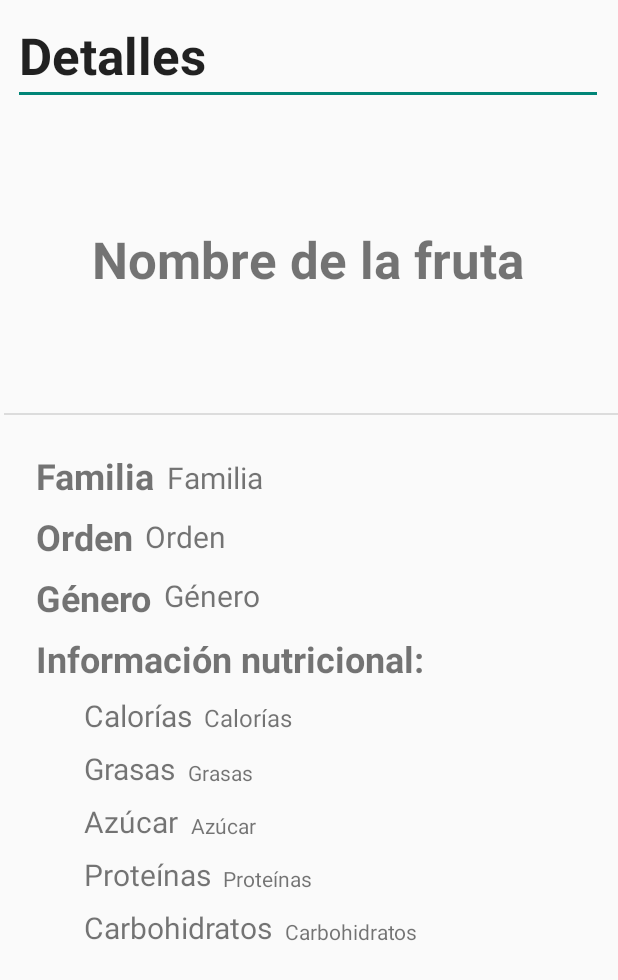
After one commit to AdrianUEx/Fruticion2.0, an Android app: the DetailActivity screen opened directly, with no data from a screen before it, on a phone screen of 412 x 824 dp. The commit adds this screen. Shown: the top 980 px of the screen. Run offline under Robolectric (Android 15) with nearby library versions, the phone set to English and light mode, and no system bars.

Commit message:
Adicion de pantalla details

```diff
--- /dev/null
+++ b/app/src/main/java/com/example/fruticion/Activity/DetailActivity.kt
@@ -0,0 +1,12 @@
+package com.example.fruticion.Activity
+
+import androidx.appcompat.app.AppCompatActivity
+import android.os.Bundle
+import com.example.fruticion.R
+
+class DetailActivity : AppCompatActivity() {
+    override fun onCreate(savedInstanceState: Bundle?) {
+        super.onCreate(savedInstanceState)
+        setContentView(R.layout.activity_detail)
+    }
+}
--- /dev/null
+++ b/app/src/main/res/layout/activity_detail.xml
@@ -0,0 +1,235 @@
+<?xml version="1.0" encoding="utf-8"?>
+<androidx.constraintlayout.widget.ConstraintLayout xmlns:android="http://schemas.android.com/apk/res/android"
+    xmlns:app="http://schemas.android.com/apk/res-auto"
+    xmlns:tools="http://schemas.android.com/tools"
+    android:layout_width="match_parent"
+    android:layout_height="match_parent"
+    tools:context=".Activity.DetailActivity">
+
+    <EditText
+        android:id="@+id/title_profile"
+        android:layout_width="wrap_content"
+        android:layout_height="wrap_content"
+        android:layout_marginTop="4dp"
+        android:ems="10"
+        android:inputType="text"
+        android:text="@string/title_detail"
+        android:textSize="34sp"
+        android:textStyle="bold"
+        app:layout_constraintEnd_toEndOf="parent"
+        app:layout_constraintHorizontal_bias="0.454"
+        app:layout_constraintStart_toStartOf="parent"
+        app:layout_constraintTop_toTopOf="parent" />
+
+    <TextView
+        android:id="@+id/text_detail_name"
+        android:layout_width="wrap_content"
+        android:layout_height="wrap_content"
+        android:layout_marginTop="80dp"
+        android:text="@string/text_detail_name"
+        android:textSize="34sp"
+        android:textStyle="bold"
+        app:layout_constraintEnd_toEndOf="parent"
+        app:layout_constraintHorizontal_bias="0.497"
+        app:layout_constraintStart_toStartOf="parent"
+        app:layout_constraintTop_toBottomOf="@+id/title_profile" />
+
+    <View
+        android:id="@+id/divider"
+        android:layout_width="409dp"
+        android:layout_height="1dp"
+        android:layout_marginTop="80dp"
+        android:background="?android:attr/listDivider"
+        app:layout_constraintEnd_toEndOf="parent"
+        app:layout_constraintHorizontal_bias="1.0"
+        app:layout_constraintStart_toStartOf="parent"
+        app:layout_constraintTop_toBottomOf="@+id/text_detail_name" />
+
+    <TextView
+        android:id="@+id/text_detail_family"
+        android:layout_width="wrap_content"
+        android:layout_height="wrap_content"
+        android:layout_marginStart="24dp"
+        android:layout_marginTop="24dp"
+        android:text="@string/text_detail_family"
+        android:textSize="24sp"
+        android:textStyle="bold"
+        app:layout_constraintStart_toStartOf="parent"
+        app:layout_constraintTop_toBottomOf="@+id/divider" />
+
+    <TextView
+        android:id="@+id/text_detail_genus"
+        android:layout_width="wrap_content"
+        android:layout_height="wrap_content"
+        android:layout_marginStart="24dp"
+        android:layout_marginTop="8dp"
+        android:text="@string/text_detail_genus"
+        android:textSize="24sp"
+        android:textStyle="bold"
+        app:layout_constraintStart_toStartOf="parent"
+        app:layout_constraintTop_toBottomOf="@+id/text_detail_order" />
+
+    <TextView
+        android:id="@+id/text_detail_order"
+        android:layout_width="wrap_content"
+        android:layout_height="wrap_content"
+        android:layout_marginStart="24dp"
+        android:layout_marginTop="8dp"
+        android:text="@string/text_detail_order"
+        android:textSize="24sp"
+        android:textStyle="bold"
+        app:layout_constraintStart_toStartOf="parent"
+        app:layout_constraintTop_toBottomOf="@+id/text_detail_family" />
+
+    <TextView
+        android:id="@+id/text_detail_nutritition"
+        android:layout_width="wrap_content"
+        android:layout_height="wrap_content"
+        android:layout_marginStart="24dp"
+        android:layout_marginTop="8dp"
+        android:text="@string/text_detail_nutrition"
+        android:textSize="24sp"
+        android:textStyle="bold"
+        app:layout_constraintStart_toStartOf="parent"
+        app:layout_constraintTop_toBottomOf="@+id/text_detail_genus" />
+
+    <TextView
+        android:id="@+id/text_detail_carbo"
+        android:layout_width="wrap_content"
+        android:layout_height="wrap_content"
+        android:layout_marginStart="56dp"
+        android:layout_marginTop="8dp"
+        android:text="@string/text_detail_carbo"
+        android:textSize="20sp"
+        app:layout_constraintStart_toStartOf="parent"
+        app:layout_constraintTop_toBottomOf="@+id/text_detail_protein" />
+
+    <TextView
+        android:id="@+id/text_detail_calories"
+        android:layout_width="wrap_content"
+        android:layout_height="wrap_content"
+        android:layout_marginStart="56dp"
+        android:layout_marginTop="8dp"
+        android:text="@string/text_detail_calories"
+        android:textSize="20sp"
+        app:layout_constraintStart_toStartOf="parent"
+        app:layout_constraintTop_toBottomOf="@+id/text_detail_nutritition" />
+
+    <TextView
+        android:id="@+id/text_detail_fat"
+        android:layout_width="wrap_content"
+        android:layout_height="wrap_content"
+        android:layout_marginStart="56dp"
+        android:layout_marginTop="8dp"
+        android:text="@string/text_detail_fat"
+        android:textSize="20sp"
+        app:layout_constraintStart_toStartOf="parent"
+        app:layout_constraintTop_toBottomOf="@+id/text_detail_calories" />
+
+    <TextView
+        android:id="@+id/text_detail_sugar"
+        android:layout_width="wrap_content"
+        android:layout_height="wrap_content"
+        android:layout_marginStart="56dp"
+        android:layout_marginTop="8dp"
+        android:text="@string/text_detail_sugar"
+        android:textSize="20sp"
+        app:layout_constraintStart_toStartOf="parent"
+        app:layout_constraintTop_toBottomOf="@+id/text_detail_fat" />
+
+    <TextView
+        android:id="@+id/text_detail_protein"
+        android:layout_width="wrap_content"
+        android:layout_height="wrap_content"
+        android:layout_marginStart="56dp"
+        android:layout_marginTop="8dp"
+        android:text="@string/text_detail_protein"
+        android:textSize="20sp"
+        app:layout_constraintStart_toStartOf="parent"
+        app:layout_constraintTop_toBottomOf="@+id/text_detail_sugar" />
+
+    <TextView
+        android:id="@+id/value_detail_family"
+        android:layout_width="wrap_content"
+        android:layout_height="wrap_content"
+        android:layout_marginStart="8dp"
+        android:layout_marginTop="28dp"
+        android:text="@string/value_detail_family"
+        android:textSize="20sp"
+        app:layout_constraintStart_toEndOf="@+id/text_detail_family"
+        app:layout_constraintTop_toBottomOf="@+id/divider" />
+
+    <TextView
+        android:id="@+id/value_detail_order"
+        android:layout_width="wrap_content"
+        android:layout_height="wrap_content"
+        android:layout_marginStart="8dp"
+        android:layout_marginTop="12dp"
+        android:text="@string/value_detail_order"
+        android:textSize="20sp"
+        app:layout_constraintStart_toEndOf="@+id/text_detail_order"
+        app:layout_constraintTop_toBottomOf="@+id/value_detail_family" />
+
+    <TextView
+        android:id="@+id/value_detail_genus"
+        android:layout_width="wrap_content"
+        android:layout_height="wrap_content"
+        android:layout_marginStart="8dp"
+        android:layout_marginTop="12dp"
+        android:text="@string/value_detail_genus"
+        android:textSize="20sp"
+        app:layout_constraintStart_toEndOf="@+id/text_detail_genus"
+        app:layout_constraintTop_toBottomOf="@+id/value_detail_order" />
+
+    <TextView
+        android:id="@+id/value_detail_calories"
+        android:layout_width="wrap_content"
+        android:layout_height="wrap_content"
+        android:layout_marginStart="8dp"
+        android:layout_marginTop="12dp"
+        android:text="@string/value_detail_calories"
+        android:textSize="16sp"
+        app:layout_constraintStart_toEndOf="@+id/text_detail_calories"
+        app:layout_constraintTop_toBottomOf="@+id/text_detail_nutritition" />
+
+    <TextView
+        android:id="@+id/value_detail_fat"
+        android:layout_width="wrap_content"
+        android:layout_height="wrap_content"
+        android:layout_marginStart="8dp"
+        android:layout_marginTop="16dp"
+        android:text="@string/value_detail_fat"
+        app:layout_constraintStart_toEndOf="@+id/text_detail_fat"
+        app:layout_constraintTop_toBottomOf="@+id/value_detail_calories" />
+
+    <TextView
+        android:id="@+id/value_detail_sugar"
+        android:layout_width="wrap_content"
+        android:layout_height="wrap_content"
+        android:layout_marginStart="8dp"
+        android:layout_marginTop="16dp"
+        android:text="@string/value_detail_sugar"
+        app:layout_constraintStart_toEndOf="@+id/text_detail_sugar"
+        app:layout_constraintTop_toBottomOf="@+id/value_detail_fat" />
+
+    <TextView
+        android:id="@+id/value_detail_protein"
+        android:layout_width="wrap_content"
+        android:layout_height="wrap_content"
+        android:layout_marginStart="8dp"
+        android:layout_marginTop="16dp"
+        android:text="@string/value_detail_protein"
+        app:layout_constraintStart_toEndOf="@+id/text_detail_protein"
+        app:layout_constraintTop_toBottomOf="@+id/value_detail_sugar" />
+
+    <TextView
+        android:id="@+id/value_detail_carbo"
+        android:layout_width="wrap_content"
+        android:layout_height="wrap_content"
+        android:layout_marginStart="8dp"
+        android:layout_marginTop="16dp"
+        android:text="@string/value_detail_carbo"
+        app:layout_constraintStart_toEndOf="@+id/text_detail_carbo"
+        app:layout_constraintTop_toBottomOf="@+id/value_detail_protein" />
+
+</androidx.constraintlayout.widget.ConstraintLayout>
--- a/app/src/main/res/layout/fragment_profile.xml
+++ b/app/src/main/res/layout/fragment_profile.xml
@@ -105,10 +105,20 @@
         android:layout_width="129dp"
         android:layout_height="62dp"
         android:layout_marginBottom="148dp"
-        android:text="Editar perfil"
+        android:text="@string/edit_profile_button"
         app:layout_constraintBottom_toBottomOf="parent"
         app:layout_constraintEnd_toEndOf="parent"
         app:layout_constraintHorizontal_bias="0.501"
         app:layout_constraintStart_toStartOf="parent" />
 
+    <Button
+        android:id="@+id/edit_profile_button2"
+        android:layout_width="129dp"
+        android:layout_height="62dp"
+        android:layout_marginTop="24dp"
+        android:text="@string/logout_profile_button"
+        app:layout_constraintEnd_toEndOf="parent"
+        app:layout_constraintStart_toStartOf="parent"
+        app:layout_constraintTop_toBottomOf="@+id/edit_profile_button" />
+
 </androidx.constraintlayout.widget.ConstraintLayout>
--- a/app/src/main/res/values/strings.xml
+++ b/app/src/main/res/values/strings.xml
@@ -24,4 +24,24 @@
     <string name="text_profile_password">Contraseña:</string>
     <string name="value_profile_password">Contraseña</string>
     <string name="edit_profile_button">Editar perfil</string>
+    <string name="logout_profile_button">Cerrar sesión</string>
+    <string name="title_detail">Detalles</string>
+    <string name="text_detail_name">Nombre de la fruta</string>
+    <string name="text_detail_family">Familia</string>
+    <string name="text_detail_genus">Género</string>
+    <string name="text_detail_order">Orden</string>
+    <string name="text_detail_nutrition">Información nutricional:</string>
+    <string name="text_detail_carbo">Carbohidratos</string>
+    <string name="text_detail_calories">Calorías</string>
+    <string name="text_detail_fat">Grasas</string>
+    <string name="text_detail_sugar">Azúcar</string>
+    <string name="text_detail_protein">Proteínas</string>
+    <string name="value_detail_family">Familia</string>
+    <string name="value_detail_genus">Género</string>
+    <string name="value_detail_order">Orden</string>
+    <string name="value_detail_carbo">Carbohidratos</string>
+    <string name="value_detail_calories">Calorías</string>
+    <string name="value_detail_fat">Grasas</string>
+    <string name="value_detail_sugar">Azúcar</string>
+    <string name="value_detail_protein">Proteínas</string>
 </resources>
```
Also changed, not shown: app/build.gradle.kts (+6 -2 lines), app/src/main/AndroidManifest.xml (+14 -12 lines), 1 other file.
